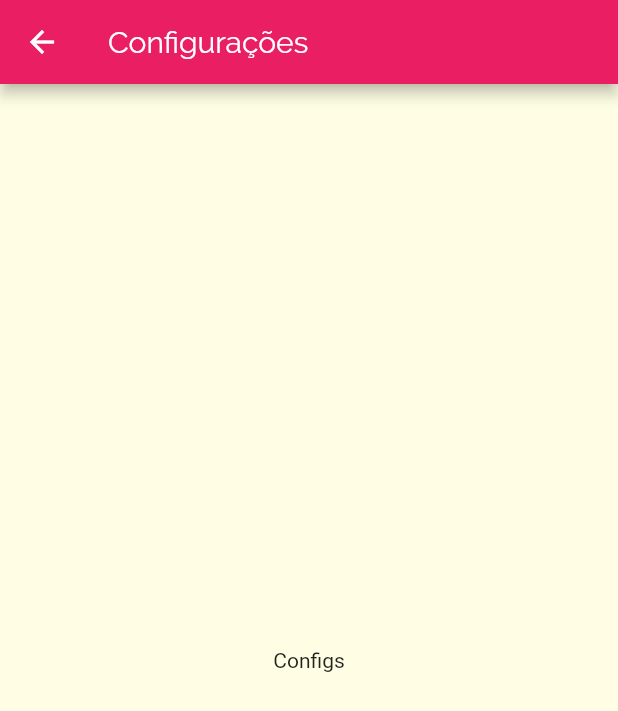
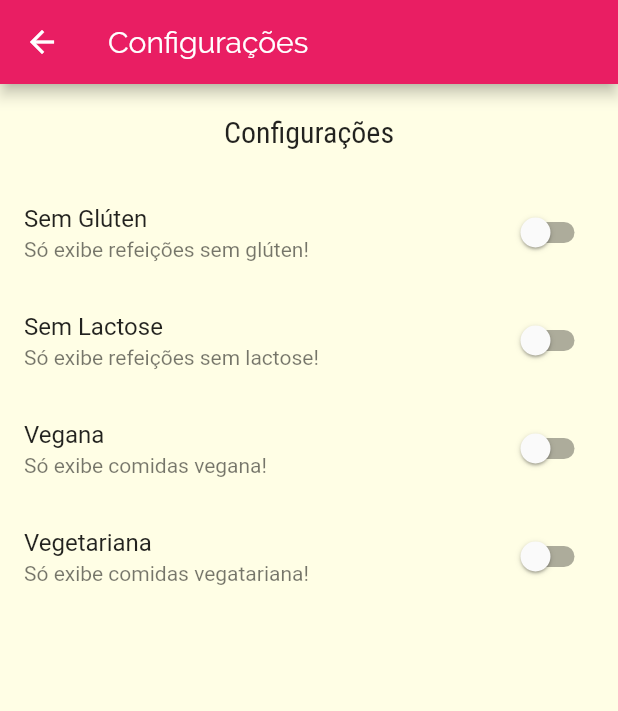
Before and after one commit to allansuru/app-meals, a Flutter app: the SettingsScreen screen opened by its route, on a phone screen of 412 x 824 dp. Shown: the top 711 px of the screen. Run offline on Flutter 3.47's test engine with Material 2 defaults, Android fonts, the phone set to English and light mode, and no system bars.

Commit message:
startando a tela configurações

```diff
--- /dev/null
+++ b/lib/models/settings.dart
@@ -0,0 +1,13 @@
+class Settings {
+  bool isGlutenFree;
+  bool isLactoseFree;
+  bool isVegan;
+  bool isVegetarian;
+
+  Settings({
+    this.isGlutenFree = false,
+    this.isLactoseFree = false,
+    this.isVegan = false,
+    this.isVegetarian = false,
+  });
+}
--- a/lib/screens/settings_screen.dart
+++ b/lib/screens/settings_screen.dart
@@ -1,17 +1,71 @@
 import 'package:flutter/material.dart';
-import 'package:meals/components/main_drawer.dart';
+import 'package:meals/models/settings.dart';
 
-class SettingsScreen extends StatelessWidget {
+class SettingsScreen extends StatefulWidget {
+  @override
+  _SettingsScreenState createState() => _SettingsScreenState();
+}
+
+class _SettingsScreenState extends State<SettingsScreen> {
+  var settings = Settings();
+
+  Widget _createSwitch(
+    String title,
+    String subtitle,
+    bool value,
+    Function onChange,
+  ) {
+    return SwitchListTile(
+      activeColor: Colors.green,
+      value: value,
+      onChanged: onChange,
+      title: Text(title),
+      subtitle: Text(subtitle),
+    );
+  }
+
   @override
   Widget build(BuildContext context) {
     return Scaffold(
-      appBar: AppBar(
-        title: Text('Configurações'),
-      ),
-      // drawer: MainDrawer(),
-      body: Center(
-        child: Text('Configs'),
-      ),
-    );
+        appBar: AppBar(
+          title: Text('Configurações'),
+        ),
+        // drawer: MainDrawer(),
+        body: Column(
+          children: [
+            Container(
+              padding: EdgeInsets.all(20),
+              child: Text(
+                'Configurações',
+                style: Theme.of(context).textTheme.headline6,
+              ),
+            ),
+            Expanded(
+                child: ListView(
+              children: [
+                _createSwitch(
+                    'Sem Glúten',
+                    'Só exibe refeições sem glúten!',
+                    settings.isGlutenFree,
+                    (value) => setState(() => settings.isGlutenFree = value)),
+                _createSwitch(
+                    'Sem Lactose',
+                    'Só exibe refeições sem lactose!',
+                    settings.isLactoseFree,
+                    (value) => setState(() => settings.isLactoseFree = value)),
+                _createSwitch(
+                    'Vegana',
+                    'Só exibe comidas vegana!',
+                    settings.isVegan,
+                    (value) => setState(() => settings.isVegan = value)),
+                _createSwitch(
+                    'Vegetariana',
+                    'Só exibe comidas vegatariana!',
+                    settings.isVegetarian,
+                    (value) => setState(() => settings.isVegetarian = value)),
+              ],
+            )),
+          ],
+        ));
   }
 }
```
